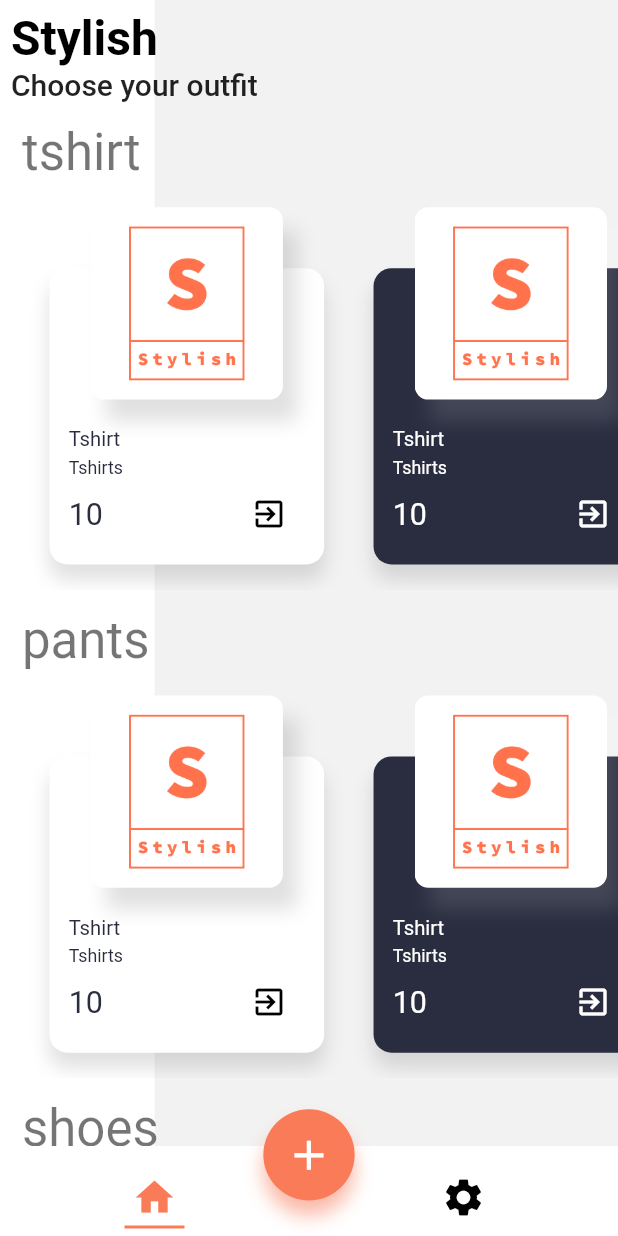
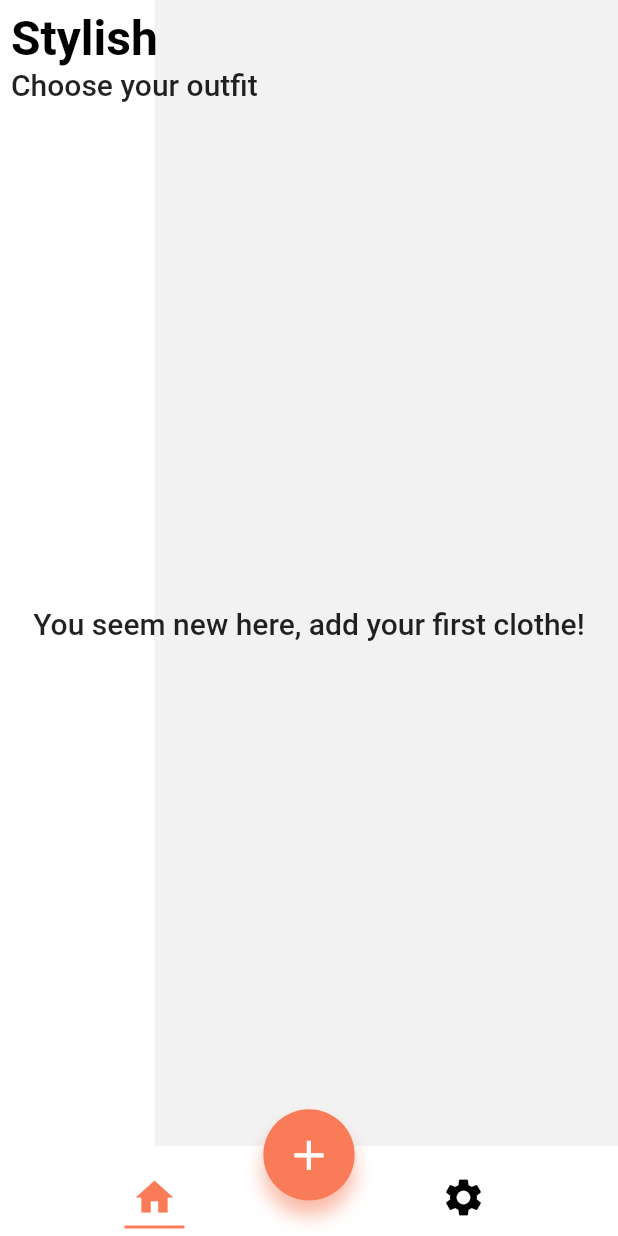
Before and after one commit to calinvasileandrei/stylish, a Flutter app: the screen it shows after launch, on a phone screen of 412 x 824 dp. Run offline on Flutter 3.47's test engine with Material 2 defaults, Android fonts, the phone set to English and light mode, and no system bars; our stand-ins replace flutter_riverpod, flutter_screenutil, sembast; missing offline and left inert: image_picker_modern; Roboto replaces fonts that are missing (Helvetica, Montserrat-Bold, Montserrat-Medium).

Commit message:
implemented local storage with sembast, and riverpod for statemanagement

```diff
--- /dev/null
+++ b/lib/DB/DataAccessObject/CategoryClotheDao.dart
@@ -0,0 +1,36 @@
+import 'dart:developer';
+
+import 'package:stylish/DB/DataAccessObject/CategoryDao.dart';
+import 'package:stylish/DB/DataAccessObject/ClotheDao.dart';
+import 'package:stylish/Models/Category.dart';
+import 'package:stylish/Models/Clothe.dart';
+
+class CategoryClotheDao {
+  Future<Map<String, List<Clothe>>> getHomeViewCategory() async {
+    Map<String, List<Clothe>> categorysMap = new Map<String, List<Clothe>>();
+    CategoryDao categoryDao = new CategoryDao();
+    ClotheDao clotheDao = new ClotheDao();
+
+    List<Category> categorys = await categoryDao.getAllSortedByName();
+
+    categorys.forEach((category) async {
+      List<Clothe> clothes = await clotheDao.getClothes(category.clothes);
+      categorysMap.putIfAbsent(category.name, () => clothes);
+    });
+
+    return categorysMap;
+  }
+
+  Future<bool> hasCategorysInitialized() async {
+    CategoryDao categoryDao = new CategoryDao();
+
+    int elementsNumber = await categoryDao.countElements();
+    log("elements: " + elementsNumber.toString());
+    if (elementsNumber > 0) {
+      return true;
+    } else {
+      await categoryDao.initCategory();
+      return false;
+    }
+  }
+}
--- /dev/null
+++ b/lib/DB/DataAccessObject/ClotheDao.dart
@@ -0,0 +1,77 @@
+import 'package:sembast/sembast.dart';
+import 'package:stylish/DB/AppDatabase.dart';
+import 'package:stylish/DB/DataAccessObject/CategoryDao.dart';
+import 'package:stylish/Models/Category.dart';
+import 'package:stylish/Models/Clothe.dart';
+
+class ClotheDao {
+  static const String CLOTHE_STORE_NAME = 'clothe';
+  // A Store with int keys and Map<String, dynamic> values.
+  // This Store acts like a persistent map, values of which are Fruit objects converted to Map
+  final _clotheStore = intMapStoreFactory.store(CLOTHE_STORE_NAME);
+
+  Future<Database> get _db async => await AppDatabase.instance.database;
+
+  Future insert(Clothe clothe) async {
+    //add the new clothe
+    await _clotheStore.add(await _db, clothe.toMap());
+
+    //get the category for that clothe
+    CategoryDao categoryDao = new CategoryDao();
+    Category category = await categoryDao.getByName(clothe.category);
+
+    //add the new clothe to the category list of ids
+    category.addNewClothe(clothe.id);
+
+    //update the category on db with the new data
+    categoryDao.update(category);
+  }
+
+  Future update(Clothe clothe) async {
+    final finder = Finder(filter: Filter.byKey(clothe.id));
+    await _clotheStore.update(await _db, clothe.toMap(), finder: finder);
+  }
+
+  Future<Clothe> getClothe(int clotheId) async {
+    final finder = Finder(filter: Filter.byKey(clotheId));
+    final recordSnapshot =
+        await _clotheStore.findFirst(await _db, finder: finder);
+    return Clothe.fromMap(recordSnapshot.value);
+  }
+
+  Future<List<Clothe>> getClothes(List<int> clothesIds) async {
+    List<Clothe> clothes = new List();
+    clothesIds.forEach((id) async {
+      clothes.add(await getClothe(id));
+    });
+
+    return clothes;
+  }
+
+  Future delete(Clothe clothe) async {
+    //delete the clothe
+    final finder = Finder(filter: Filter.byKey(clothe.id));
+    await _clotheStore.delete(await _db, finder: finder);
+
+    //delete the clothe from the category
+    CategoryDao categoryDao = new CategoryDao();
+    Category category = await categoryDao.getByName(clothe.category);
+    //delete the actual clotheid form list
+    category.removeClothe(clothe.id);
+
+    //update the category on db
+    categoryDao.update(category);
+  }
+
+  Future<List<Clothe>> getAllSortedByName() async {
+    final finder = Finder(sortOrders: [SortOrder('name')]);
+
+    final recordSnapshots = await _clotheStore.find(await _db, finder: finder);
+
+    return recordSnapshots.map((snapshot) {
+      final clothe = Clothe.fromMap(snapshot.value);
+      clothe.id = snapshot.key;
+      return clothe;
+    }).toList();
+  }
+}
--- /dev/null
+++ b/lib/Models/Category.dart
@@ -0,0 +1,48 @@
+import 'dart:io';
+
+import 'package:stylish/Models/Clothe.dart';
+
+class Category {
+  int _id;
+  String _name;
+  List<int> _clothes;
+
+  Category(
+    this._name,
+    this._clothes,
+  );
+
+  void set id(int id) {
+    this._id = id;
+  }
+
+  void addNewClothe(int clotheId) {
+    _clothes.add(clotheId);
+  }
+
+  void removeClothe(int clotheId) {
+    _clothes.remove(clotheId);
+  }
+
+  int get id => this._id;
+  String get name => _name;
+  List<int> get clothes => _clothes;
+
+  Map<String, dynamic> toMap() {
+    var map = new Map<String, dynamic>();
+    if (id != null) {
+      map["id"] = id;
+    }
+    map["name"] = name;
+    map["clothes"] = clothes;
+
+    return map;
+  }
+
+  Category.fromMap(Map<String, dynamic> map) {
+    this._id = map['id'];
+    this._name = map['name'];
+    this._clothes = new List<int>.from(map['clothes']);
+
+  }
+}
--- a/lib/Models/Clothe.dart
+++ b/lib/Models/Clothe.dart
@@ -1,67 +1,67 @@
 import 'dart:io';
 
-class Clothe{
-  int _ID;
-  String _Name;
-  String _Price;
-  String _Link;
-  String _Image;
-  String _Type;
-  String _ImageFile;
+class Clothe {
+  int _id;
+  String _name;
+  String _price;
+  String _link;
+  String _image;
+  String _category;
+  String _imageFile;
 
+  Clothe(
+    this._name,
+    this._price,
+    this._link,
+    this._image,
+    this._imageFile,
+    this._category,
+  );
 
-  Clothe(this._Name,this._Price,this._Link,this._Image,this._ImageFile,this._Type,);
+  void set id(int id) {
+    this._id = id;
+  }
 
   Clothe.map(dynamic obj) {
-    this._ID = obj['ID'];
-    this._Name = obj['Name'];
-    this._Price = obj['Price'];
-    this._Link = obj['Link'];
-    this._Image = obj['Image'];
-    this._ImageFile = obj['ImageFile'];
-    this._Type = obj['Type'];
-
-
+    this._id = obj['id'];
+    this._name = obj['name'];
+    this._price = obj['price'];
+    this._link = obj['link'];
+    this._image = obj['image'];
+    this._imageFile = obj['imageFile'];
+    this._category = obj['category'];
   }
 
-  int get ID => this._ID;
-  String get Name => _Name;
-  String get Price => _Price;
-  String get Link => _Link;
-  String get Image => _Image;
-  String get ImageFile => _ImageFile;
-  String get Type => _Type;
-
-
+  int get id => this._id;
+  String get name => _name;
+  String get price => _price;
+  String get link => _link;
+  String get image => _image;
+  String get imageFile => _imageFile;
+  String get category => _category;
 
   Map<String, dynamic> toMap() {
-    var map =new  Map<String, dynamic>();
-    if(ID != null){
-      map["ID"] = ID;
+    var map = new Map<String, dynamic>();
+    if (id != null) {
+      map["id"] = id;
     }
-    map["Name"] = Name;
-    map["Price"] = Price;
-    map["Link"] = Link;
-    map["Image"] = Image;
-    map["ImageFile"] = ImageFile;
-    map["Type"] = Type;
-
+    map["name"] = name;
+    map["price"] = price;
+    map["link"] = link;
+    map["image"] = image;
+    map["imageFile"] = imageFile;
+    map["category"] = category;
 
     return map;
   }
 
-  Clothe.fromMap(Map<String, dynamic> map){
-    this._ID = map['ID'];
-    this._Name = map['Name'];
-    this._Price = map['Price'];
-    this._Link = map['Link'];
-    this._Image = map['Image'];
-    this._ImageFile = map['ImageFile'];
-    this._Type = map['Type'];
-
+  Clothe.fromMap(Map<String, dynamic> map) {
+    this._id = map['id'];
+    this._name = map['name'];
+    this._price = map['price'];
+    this._link = map['link'];
+    this._image = map['image'];
+    this._imageFile = map['imageFile'];
+    this._category = map['category'];
   }
-
-
-
-
 }
--- a/lib/View/CreateClotheView/CreateClotheView.dart
+++ b/lib/View/CreateClotheView/CreateClotheView.dart
@@ -30,10 +30,10 @@ class _CreateClotheViewState extends State<CreateClotheView> {
     super.initState();
     _dropDownMenuItems = getDropDownMenuItems();
 
-    _nameController = new TextEditingController(text: newClothe.Name);
-    _priceController = new TextEditingController(text: newClothe.Price);
-    _linkController = new TextEditingController(text: newClothe.Link);
-    _imageController = new TextEditingController(text: newClothe.Image);
+    _nameController = new TextEditingController(text: newClothe.name);
+    _priceController = new TextEditingController(text: newClothe.price);
+    _linkController = new TextEditingController(text: newClothe.link);
+    _imageController = new TextEditingController(text: newClothe.image);
     _currentType = _dropDownMenuItems[1].value;
   }
 
@@ -168,7 +168,7 @@ class _CreateClotheViewState extends State<CreateClotheView> {
               borderRadius: new BorderRadius.circular(9.0),
               child: _image == null || _image == ""
                   ? FadeInImage.assetNetwork(
-                      placeholder: 'asstets/logo_withe512.png',
+                      placeholder: 'assets/logo_white512.png',
                       image: _imageController.text,
                       width: ScreenUtil().setWidth(400),
                       fit: BoxFit.contain,
--- a/lib/View/HomeView/Components/ClotheWidget.dart
+++ b/lib/View/HomeView/Components/ClotheWidget.dart
@@ -56,7 +56,7 @@ class ClotheWidget extends StatelessWidget {
     return Container(
       child: ClipRRect(
           borderRadius: new BorderRadius.circular(9.0),
-          child: clothe.ImageFile == null || clothe.ImageFile == ""
+          child: clothe.imageFile == null || clothe.imageFile == ""
               ? LimitedBox(
                   child: Image(
                     image: AssetImage("assets/logo_white512.png"),
@@ -69,7 +69,7 @@ class ClotheWidget extends StatelessWidget {
                   borderRadius: new BorderRadius.circular(9.0),
                   child: LimitedBox(
                       child: Image.memory(
-                        base64Decode(clothe.ImageFile),
+                        base64Decode(clothe.imageFile),
                         fit: BoxFit.fill,
                       ),
                       maxHeight: 600.h,
@@ -94,14 +94,14 @@ class ClotheWidget extends StatelessWidget {
         Padding(
           padding: EdgeInsets.only(bottom: 12.h, top: 24.h),
           child: Text(
-            clothe.Name,
+            clothe.name,
             style: TextStyle(
                 fontSize: 40.sp,
                 fontFamily: "Montserrat-Bold",
                 color: (index % 2 == 0) ? Color(0xFF2a2d3f) : Colors.white),
           ),
         ),
-        Text(clothe.Type,
+        Text(clothe.category,
             style: TextStyle(
                 fontSize: 35.sp,
                 fontFamily: "Montserrat-Medium",
@@ -109,7 +109,7 @@ class ClotheWidget extends StatelessWidget {
         Row(
           children: <Widget>[
             Expanded(
-              child: Text(clothe.Price,
+              child: Text(clothe.price,
                   style: TextStyle(
                       fontSize: 60.sp,
                       fontFamily: "Montserrat-Bold",
--- a/lib/View/HomeView/Components/ListCategoryBuilder.dart
+++ b/lib/View/HomeView/Components/ListCategoryBuilder.dart
@@ -9,7 +9,13 @@ class ListCategoryBuilder extends StatelessWidget {
 
   @override
   Widget build(BuildContext context) {
-    return ListView.builder(
+    return categorys.isEmpty
+        ? Center(
+            child: Text(
+            "You seem new here, add your first clothe!",
+            style: Theme.of(context).textTheme.headline6,
+          ))
+        : ListView.builder(
             itemCount: categorys.length,
             scrollDirection: Axis.vertical,
             physics: BouncingScrollPhysics(),
@@ -28,7 +34,8 @@ class ListCategoryBuilder extends StatelessWidget {
                           style: Theme.of(context).textTheme.headline4,
                         ),
                       ),
-                  CategoryBuilder(categorys[categoryNameKey], categoryNameKey),
+                      CategoryBuilder(
+                          categorys[categoryNameKey], categoryNameKey),
                     ],
                   ));
             });
--- a/lib/View/HomeView/HomeView.dart
+++ b/lib/View/HomeView/HomeView.dart
@@ -1,4 +1,9 @@
+import 'dart:developer';
+
 import 'package:flutter/material.dart';
+import 'package:flutter_riverpod/flutter_riverpod.dart';
+import 'package:stylish/DB/DataAccessObject/CategoryClotheDao.dart';
+import 'package:stylish/DB/DataAccessObject/CategoryDao.dart';
 import 'package:stylish/Models/Clothe.dart';
 import 'package:stylish/Utils/StylishSkeleton.dart';
 import 'package:stylish/View/HomeView/Components/ListCategoryBuilder.dart';
@@ -8,31 +13,55 @@ class HomeView extends StatefulWidget {
   _HomeViewState createState() => _HomeViewState();
 }
 
+final categorysMapProvider =
+    FutureProvider<Map<String, List<Clothe>>>((ref) async {
+  CategoryClotheDao categoryClotheDao = new CategoryClotheDao();
+  return await categoryClotheDao.getHomeViewCategory();
+});
+
 class _HomeViewState extends State<HomeView> {
-  Map<String, List<Clothe>> categorys;
+  //Map<String, List<Clothe>> categorys;
 
   @override
   void initState() {
     super.initState();
-
+    CategoryClotheDao categoryClotheDao = new CategoryClotheDao();
+    categoryClotheDao.hasCategorysInitialized();
+    /*
     Clothe exClothe = new Clothe("Tshirt", "10", "", "", "", "Tshirts");
     List<Clothe> tshirtList = new List<Clothe>();
     tshirtList.add(exClothe);
     tshirtList.add(exClothe);
     tshirtList.add(exClothe);
 
-    categorys = {
+    categorysFake = {
       "tshirt": tshirtList,
       "pants": tshirtList,
       "shoes": tshirtList
     };
+    */
   }
 
   @override
   Widget build(BuildContext context) {
-    return StylishSkeleton(
-      subtitle: "Choose your outfit",
-      child: ListCategoryBuilder(categorys),
-    );
+    return Consumer(builder: (context, watch, child) {
+      final categorys = watch(categorysMapProvider);
+      return categorys.map(
+        data: (_categorys) => StylishSkeleton(
+          subtitle: "Choose your outfit",
+          child: ListCategoryBuilder(_categorys.value),
+        ),
+        error: (_error) => StylishSkeleton(
+            subtitle: "Choose your outfit",
+            child: Text(
+              _error.toString(),
+              style: TextStyle(color: Colors.red),
+            )),
+        loading: (_) => StylishSkeleton(
+          subtitle: "Choose your outfit",
+          child: CircularProgressIndicator(),
+        ),
+      );
+    });
   }
 }
--- a/pubspec.yaml
+++ b/pubspec.yaml
@@ -24,8 +24,10 @@ dependencies:
   flutter:
     sdk: flutter
   flutter_screenutil: ^4.0.2+2
+  image_picker_modern: any
+  path_provider: ^0.5.0+1
   sembast: ^2.4.8+1
-  image_picker_modern: any
+  flutter_riverpod: ^0.12.1
 
   # The following adds the Cupertino Icons font to your application.
   # Use with the CupertinoIcons class for iOS style icons.
```
Also changed, not shown: lib/DB/AppDatabase.dart (added, +44 -0 lines), lib/DB/DataAccessObject/CategoryDao.dart (added, +65 -0 lines), lib/DB/jsondbExample.json (added, +49 -0 lines), lib/main.dart (+7 -4 lines), pubspec.lock, 3 other files. Lines whose indentation alone changed are shown as unchanged.
